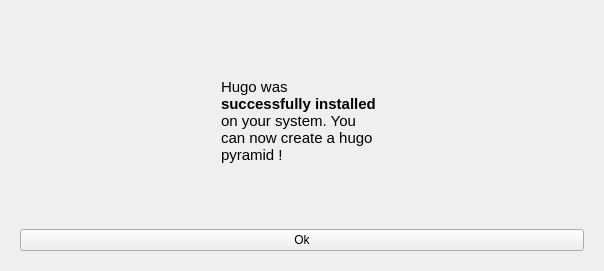
pinnaculum/galacteek, file galacteek/ui/forms/hugoinstalldialog.ui: the form before one commit.
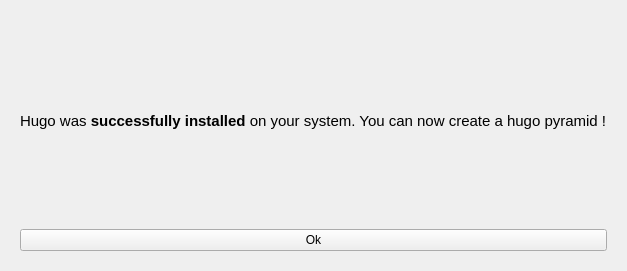
The form after the commit. The open tabs and pages were chosen to show the change.

What changed in the file:
```diff
--- a/galacteek/ui/forms/hugoinstalldialog.ui
+++ b/galacteek/ui/forms/hugoinstalldialog.ui
@@ -97,7 +97,14 @@
       <layout class="QGridLayout" name="gridLayout_6">
        <item row="0" column="0">
         <layout class="QGridLayout" name="gridLayout_5">
-         <item row="0" column="0" alignment="Qt::AlignHCenter">
+         <item row="2" column="0">
+          <widget class="QPushButton" name="finishButton">
+           <property name="text">
+            <string>Ok</string>
+           </property>
+          </widget>
+         </item>
+         <item row="1" column="0" alignment="Qt::AlignHCenter">
           <widget class="QLabel" name="label_2">
            <property name="text">
             <string>&lt;html&gt;&lt;head/&gt;&lt;body&gt;&lt;p&gt;&lt;span style=&quot; font-size:11pt;&quot;&gt;Hugo was &lt;/span&gt;&lt;span style=&quot; font-size:11pt; font-weight:600;&quot;&gt;successfully installed&lt;/span&gt;&lt;span style=&quot; font-size:11pt;&quot;&gt; on your system. You can now create a hugo pyramid !&lt;/span&gt;&lt;/p&gt;&lt;/body&gt;&lt;/html&gt;</string>
@@ -106,14 +113,7 @@
             <bool>false</bool>
            </property>
            <property name="wordWrap">
-            <bool>true</bool>
-           </property>
-          </widget>
-         </item>
-         <item row="1" column="0">
-          <widget class="QPushButton" name="finishButton">
-           <property name="text">
-            <string>Ok</string>
+            <bool>false</bool>
            </property>
           </widget>
          </item>
```
Left out of the diff: 2 changed lines with no effect on the pictures.
